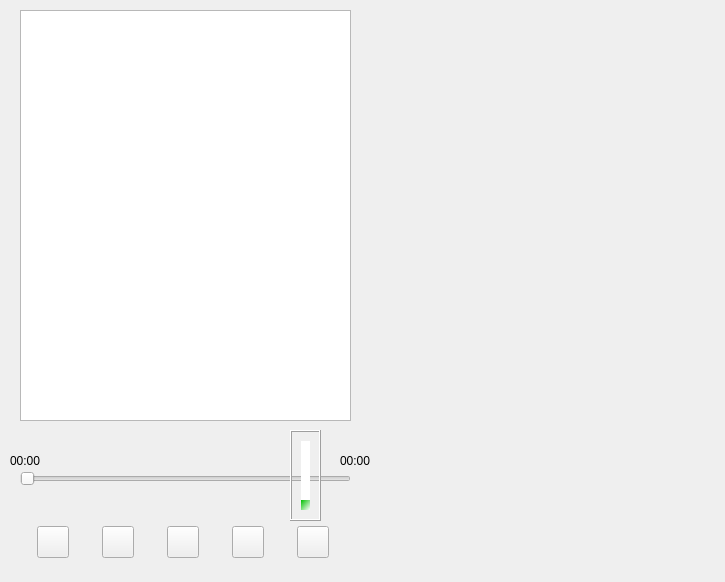
First picture: the form in project/MusicPlayer/widget.ui, repository chen-arrow/project2, before the edit.
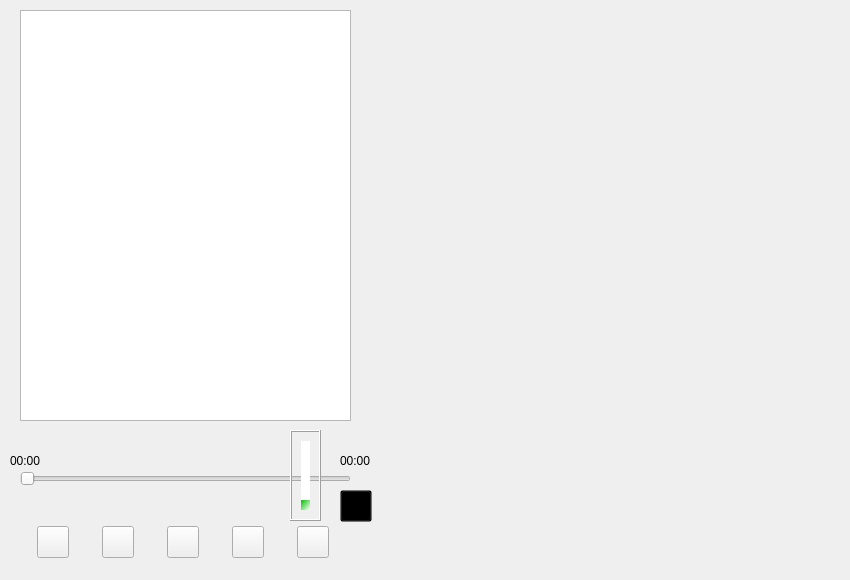
Second picture: the form after the edit. Icons and pictures are not drawn.

Patch:
```diff
--- a/project/MusicPlayer/widget.ui
+++ b/project/MusicPlayer/widget.ui
@@ -6,8 +6,8 @@
    <rect>
     <x>0</x>
     <y>0</y>
-    <width>725</width>
-    <height>582</height>
+    <width>850</width>
+    <height>580</height>
    </rect>
   </property>
   <property name="windowTitle">
@@ -306,6 +306,63 @@
     </item>
    </layout>
   </widget>
+  <widget class="QPushButton" name="pushButton_6">
+   <property name="geometry">
+    <rect>
+     <x>340</x>
+     <y>490</y>
+     <width>32</width>
+     <height>32</height>
+    </rect>
+   </property>
+   <property name="minimumSize">
+    <size>
+     <width>32</width>
+     <height>32</height>
+    </size>
+   </property>
+   <property name="maximumSize">
+    <size>
+     <width>32</width>
+     <height>32</height>
+    </size>
+   </property>
+   <property name="styleSheet">
+    <string notr="true">background-color:rgba(0,0,0,0);</string>
+   </property>
+   <property name="text">
+    <string/>
+   </property>
+   <property name="iconSize">
+    <size>
+     <width>25</width>
+     <height>25</height>
+    </size>
+   </property>
+   <property name="checkable">
+    <bool>true</bool>
+   </property>
+  </widget>
+  <widget class="QWidget" name="widget_2" native="true">
+   <property name="geometry">
+    <rect>
+     <x>0</x>
+     <y>0</y>
+     <width>850</width>
+     <height>580</height>
+    </rect>
+   </property>
+   <property name="styleSheet">
+    <string notr="true"> border-image:url(:/picture/background.png);</string>
+   </property>
+  </widget>
+  <zorder>widget_2</zorder>
+  <zorder>widget</zorder>
+  <zorder>listWidget</zorder>
+  <zorder>playCourseSlider</zorder>
+  <zorder>layoutWidget</zorder>
+  <zorder>frame_volume</zorder>
+  <zorder>pushButton_6</zorder>
  </widget>
  <resources/>
  <connections/>
```
Left out of the diff: 3 changed lines with no effect on the pictures.
